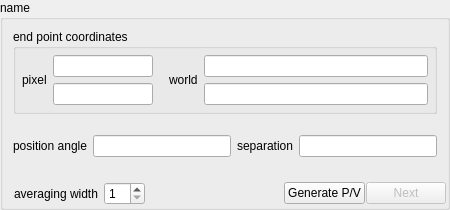
This is code/display/region/PVLineStats.ui in radio-astro/casa as Qt 5 draws it before an edit. The edited form follows.
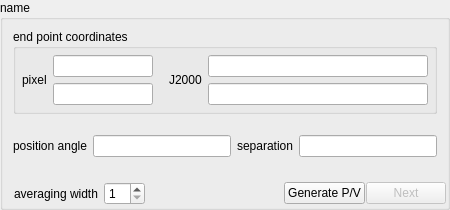
This is the edited form.

Commit message:
New Development: no             JIRA Issue: no       Ready to Release: yes      Interface Changes: none What Interface Changed: none          Test Programs: none   Put in Release Notes: no
           Description: query replace error...

Patch:
```diff
--- a/code/display/region/PVLineStats.ui
+++ b/code/display/region/PVLineStats.ui
@@ -152,7 +152,7 @@
             <number>0</number>
            </property>
            <property name="text">
-            <string>world</string>
+            <string>J2000</string>
            </property>
           </widget>
          </item>
```
